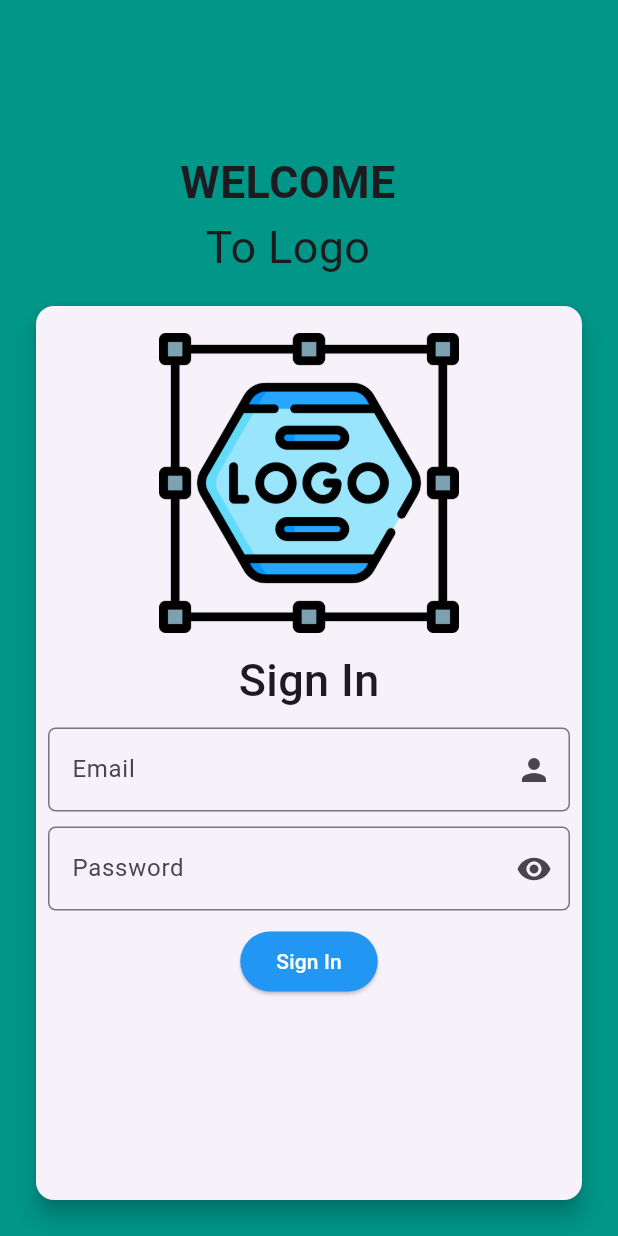
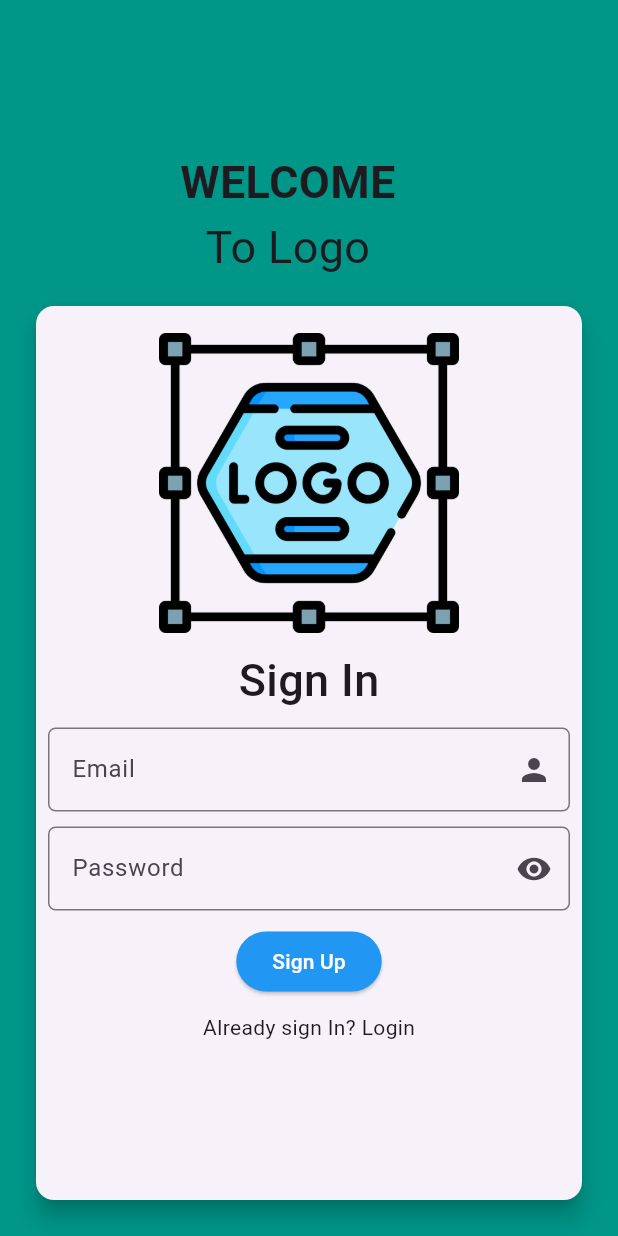
Before and after one commit to jollykasa/provider_state_managment_demo, a Flutter app: the screen it shows after launch, on a phone screen of 412 x 824 dp. Run offline on Flutter 3.47's test engine with Material 3 defaults, Android fonts, the phone set to English and light mode, and no system bars; our stand-ins replace firebase_auth, firebase_core; accounts and stored records are empty.

Commit message:
added authprovider and done signIn, signUp and signOut and hero animation

```diff
--- a/lib/main.dart
+++ b/lib/main.dart
@@ -2,14 +2,13 @@ import 'package:flutter/material.dart';
 import 'package:provider/provider.dart';
 import 'package:provider_state_management/firebase_options.dart';
 import 'package:provider_state_management/pages/sigin/signin_page.dart';
+import 'package:provider_state_management/provider/auth_provider.dart';
 import 'package:provider_state_management/provider/list_provider.dart';
 import 'package:firebase_core/firebase_core.dart';
 
-void main() async{
+void main() async {
   WidgetsFlutterBinding.ensureInitialized();
-  await Firebase.initializeApp(
-    options: DefaultFirebaseOptions.currentPlatform
-  );
+  await Firebase.initializeApp(options: DefaultFirebaseOptions.currentPlatform);
   runApp(const MyApp());
 }
 
@@ -20,16 +19,18 @@ class MyApp extends StatelessWidget {
   Widget build(BuildContext context) {
     return MultiProvider(
       providers: [
-        ChangeNotifierProvider(create: (context) => NumberListProvider(),)
+        ChangeNotifierProvider(
+          create: (context) => NumberListProvider(),
+        ),
+        ChangeNotifierProvider(create:(context)=>AuthProvider()),
       ],
       child: MaterialApp(
         debugShowCheckedModeBanner: false,
         theme: ThemeData(
-          appBarTheme: const AppBarTheme(
-            color: Colors.teal,
-            centerTitle: true,
-          )
-        ),
+            appBarTheme: const AppBarTheme(
+          color: Colors.teal,
+          centerTitle: true,
+        )),
         home: const SigninPage(),
       ),
     );
--- a/lib/pages/sigin/signin_page.dart
+++ b/lib/pages/sigin/signin_page.dart
@@ -1,5 +1,7 @@
 import 'package:flutter/material.dart';
+import 'package:provider/provider.dart';
 import 'package:provider_state_management/pages/home/home_page.dart';
+import 'package:provider_state_management/provider/auth_provider.dart';
 
 class SigninPage extends StatefulWidget {
   const SigninPage({super.key});
@@ -12,7 +14,8 @@ class _SigninPageState extends State<SigninPage> {
   final _formKey = GlobalKey<FormState>();
   final TextEditingController email = TextEditingController();
   final TextEditingController password = TextEditingController();
-  bool passwordKey = true;
+  bool isObscure = true;
+  bool isLogin = false;
 
   @override
   Widget build(BuildContext context) {
@@ -60,7 +63,8 @@ class _SigninPageState extends State<SigninPage> {
                             style: TextStyle(
                                 fontSize: 30, fontWeight: FontWeight.w500)),
                         const SizedBox(height: 10),
-                        Form(
+                        Consumer<AuthProvider>(
+                          builder: (context, authProvider, child) => Form(
                             key: _formKey,
                             child: Column(
                               children: [
@@ -85,26 +89,27 @@ class _SigninPageState extends State<SigninPage> {
                                 const SizedBox(height: 10),
                                 TextFormField(
                                   controller: password,
-                                obscureText: passwordKey,
+                                  obscureText: isObscure,
                                   decoration: InputDecoration(
                                       labelText: 'Password',
                                       suffixIcon: IconButton(
                                           onPressed: () {
                                             setState(() {
-                                             passwordKey=!passwordKey;
+                                              isObscure = !isObscure;
                                             });
                                           },
-                                        icon: passwordKey
+                                          icon: isObscure
                                               ? const Icon(Icons.visibility)
-                                            : const Icon(Icons.visibility_off)),
+                                              : const Icon(
+                                                  Icons.visibility_off)),
                                       border: const OutlineInputBorder(
                                           borderRadius: BorderRadius.all(
                                               Radius.circular(5)))),
-                                validator: (value){
-                                  if(value== null || value.isEmpty){
+                                  validator: (value) {
+                                    if (value == null || value.isEmpty) {
                                       return 'Please enter password';
                                     }
-                                  if((value.length)!<3){
+                                    if ((value.length)! < 3) {
                                       return 'Password should be more than 3 digits';
                                     }
                                   },
@@ -113,21 +118,52 @@ class _SigninPageState extends State<SigninPage> {
                                 ElevatedButton(
                                     onPressed: () {
                                       if (_formKey.currentState!.validate()) {
-                                      Navigator.pushReplacement(
+                                        isLogin
+                                            ? authProvider.signIn(
+                                                email.text, password.text)
+                                            : authProvider.signUp(
+                                                email.text, password.text);
+                                        isLogin
+                                            ? Navigator.pushReplacement(
                                                 context,
                                                 MaterialPageRoute(
                                                     builder: (context) =>
-                                                  const HomePage()));
+                                                        const HomePage()))
+                                            : setState(() {
+                                                isLogin = true;
+                                              });
+                                        ;
                                       }
                                     },
                                     style: const ButtonStyle(
-                                      backgroundColor:
-                                          WidgetStatePropertyAll(Colors.blue)),
-                                  child: const Text(
+                                        backgroundColor: WidgetStatePropertyAll(
+                                            Colors.blue)),
+                                    child: isLogin
+                                        ? const Text(
                                             "Sign In",
-                                    style: TextStyle(color: Colors.white),
-                                  ))
+                                            style:
+                                                TextStyle(color: Colors.white),
+                                          )
+                                        : const Text(
+                                            "Sign Up",
+                                            style:
+                                                TextStyle(color: Colors.white),
+                                          )),
+                                const SizedBox(
+                                  height: 10,
+                                ),
+                                GestureDetector(
+                                    onTap: () {
+                                      setState(() {
+                                        isLogin = !isLogin;
+                                      });
+                                    },
+                                    child: isLogin
+                                        ? const Text(
+                                            "Don't have an account signUp? SignUp")
+                                        : const Text("Already sign In? Login"))
                               ],
+                            ),
                           ),
                         ),
                       ],
```
Also changed, not shown: lib/pages/home/home_page.dart (+53 -10 lines), lib/pages/second/second_page.dart (+8 -4 lines), lib/provider/auth_provider.dart (added, +47 -0 lines), 1 other file. Lines whose indentation alone changed are shown as unchanged.
